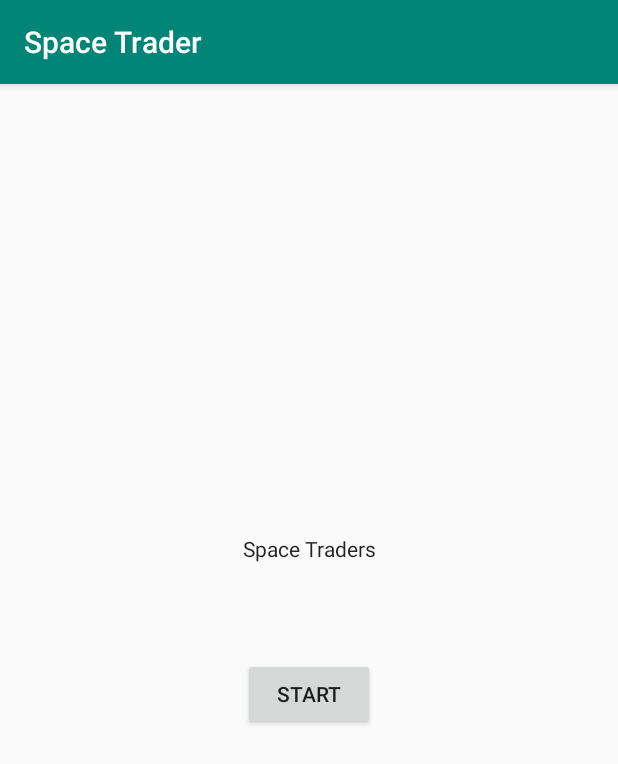
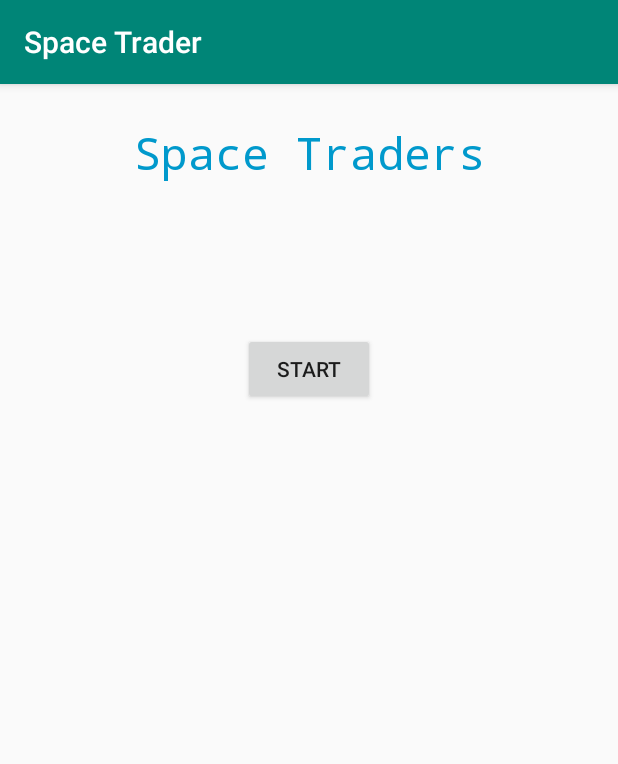
Before and after one commit to scrum-squad/Space-Trader, an Android app: the screen it shows after launch (MainActivity), on a phone screen of 412 x 824 dp. Shown: the top 764 px of the screen. Run offline under Robolectric (Android 15) with nearby library versions, the phone set to English and light mode, and no system bars.

Commit message:
edited layout of title screen to work better on different devices

```diff
--- a/Space_Trader_App/app/src/main/java/com/scrumsquad/spacetrader/TitleActivity.java
+++ b/Space_Trader_App/app/src/main/java/com/scrumsquad/spacetrader/TitleActivity.java
@@ -2,6 +2,7 @@ package com.scrumsquad.spacetrader;
 
 import android.support.v7.app.AppCompatActivity;
 import android.os.Bundle;
+import android.widget.Button;
 
 public class TitleActivity extends AppCompatActivity {
 
--- a/Space_Trader_App/app/src/main/res/layout/activity_title.xml
+++ b/Space_Trader_App/app/src/main/res/layout/activity_title.xml
@@ -10,11 +10,14 @@
         android:id="@+id/title_tag"
         android:layout_width="wrap_content"
         android:layout_height="wrap_content"
-        android:layout_marginStart="160dp"
-        android:layout_marginTop="300dp"
-        android:layout_marginEnd="160dp"
+        android:layout_marginStart="8dp"
+        android:layout_marginTop="25dp"
+        android:layout_marginEnd="8dp"
+        android:fontFamily="monospace"
         android:text="Space Traders"
         android:textAppearance="@style/TextAppearance.AppCompat.Body1"
+        android:textColor="@android:color/holo_blue_dark"
+        android:textSize="30sp"
         app:layout_constraintEnd_toEndOf="parent"
         app:layout_constraintStart_toStartOf="parent"
         app:layout_constraintTop_toTopOf="parent" />
@@ -23,12 +26,10 @@
         android:id="@+id/title_start_player_config"
         android:layout_width="wrap_content"
         android:layout_height="wrap_content"
-        android:layout_marginStart="160dp"
-        android:layout_marginTop="25dp"
-        android:layout_marginEnd="160dp"
-        android:layout_marginBottom="300dp"
+        android:layout_marginStart="8dp"
+        android:layout_marginTop="100dp"
+        android:layout_marginEnd="8dp"
         android:text="Start"
-        app:layout_constraintBottom_toBottomOf="parent"
         app:layout_constraintEnd_toEndOf="parent"
         app:layout_constraintStart_toStartOf="parent"
         app:layout_constraintTop_toBottomOf="@+id/title_tag" />
```
